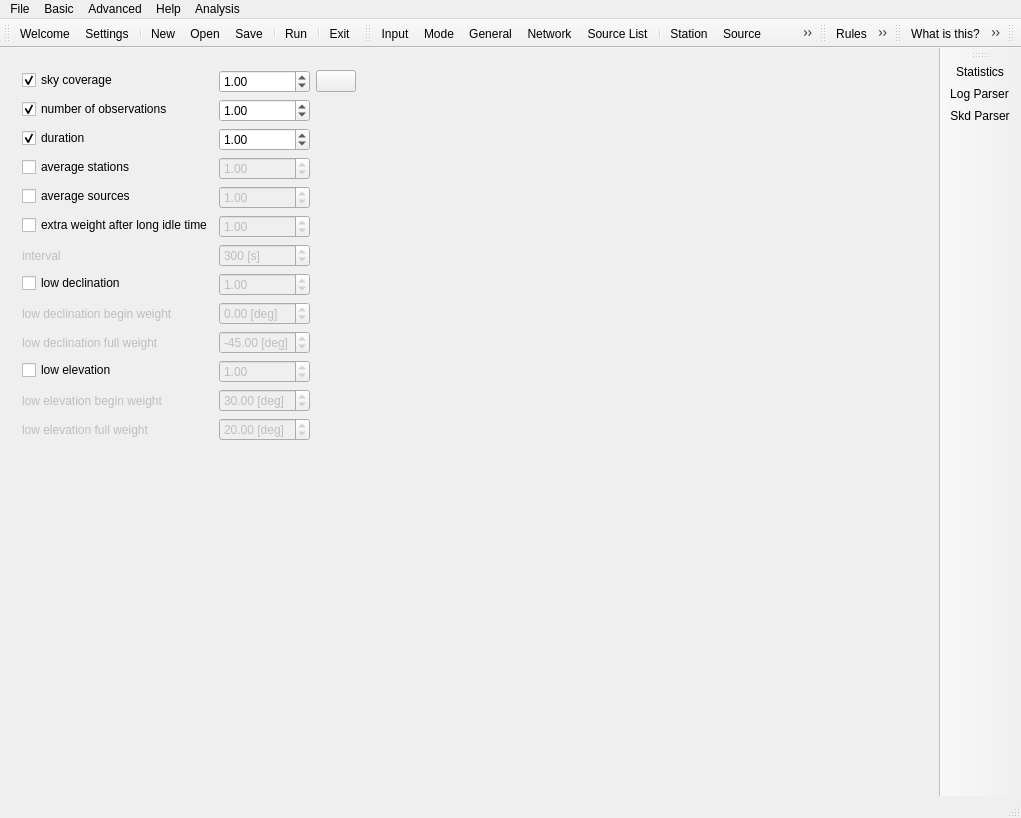
TUW-VieVS/VieSchedpp, file mainwindow.ui: the form before one commit.
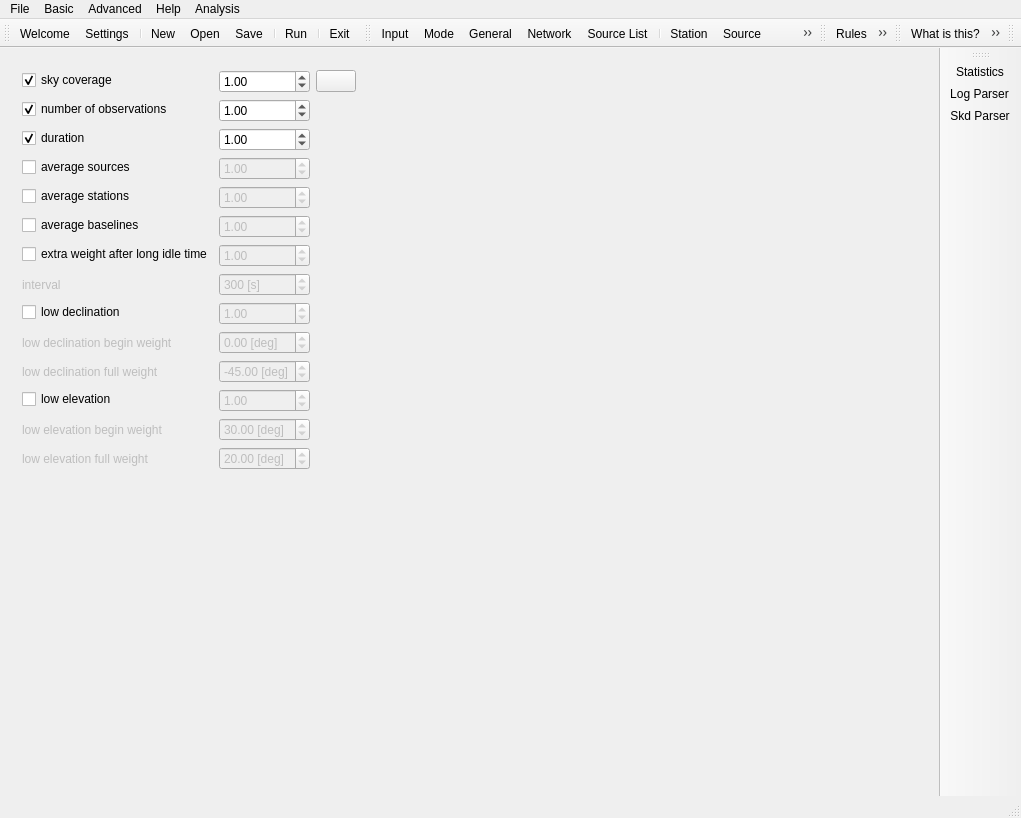
The form after the commit. The open tabs and pages were chosen to show the change. Icons and pictures are not drawn.

Commit message: new multi scheduling parameter average baselines

The edit to the form file:
```diff
--- a/mainwindow.ui
+++ b/mainwindow.ui
@@ -4439,7 +4439,7 @@
               </property>
              </widget>
             </item>
-            <item row="3" column="0">
+            <item row="4" column="0">
              <widget class="QCheckBox" name="checkBox_weightAverageStations">
               <property name="toolTip">
                <string>try to average scans per stations</string>
@@ -4455,7 +4455,7 @@
               </property>
              </widget>
             </item>
-            <item row="3" column="1">
+            <item row="4" column="1">
              <widget class="QDoubleSpinBox" name="doubleSpinBox_weightAverageStations">
               <property name="enabled">
                <bool>false</bool>
@@ -4474,8 +4474,8 @@
               </property>
              </widget>
             </item>
-            <item row="4" column="0">
-             <widget class="QCheckBox" name="checkBox_weightAverageSources">
+            <item row="6" column="0">
+             <widget class="QCheckBox" name="checkBox_weightIdleTime">
               <property name="toolTip">
                <string>try to average scans per source</string>
               </property>
@@ -4483,33 +4483,11 @@
                <string>try to average scans per source</string>
               </property>
               <property name="text">
-               <string>average sources</string>
+               <string>extra weight after long idle time</string>
               </property>
-              <property name="checked">
-               <bool>false</bool>
-              </property>
              </widget>
             </item>
-            <item row="4" column="1">
-             <widget class="QDoubleSpinBox" name="doubleSpinBox_weightAverageSources">
-              <property name="enabled">
-               <bool>false</bool>
-              </property>
-              <property name="toolTip">
-               <string>weight factor for average source distribution</string>
-              </property>
-              <property name="statusTip">
-               <string>weight factor for average source distribution</string>
-              </property>
-              <property name="singleStep">
-               <double>0.250000000000000</double>
-              </property>
-              <property name="value">
-               <double>1.000000000000000</double>
-              </property>
-             </widget>
-            </item>
-            <item row="5" column="1">
+            <item row="6" column="1">
              <widget class="QDoubleSpinBox" name="doubleSpinBox_weightIdleTime">
               <property name="enabled">
                <bool>false</bool>
@@ -4523,6 +4501,44 @@
              </widget>
             </item>
             <item row="7" column="0">
+             <widget class="QLabel" name="label_idleTimeInterval">
+              <property name="enabled">
+               <bool>false</bool>
+              </property>
+              <property name="text">
+               <string>interval</string>
+              </property>
+             </widget>
+            </item>
+            <item row="7" column="1">
+             <widget class="QSpinBox" name="spinBox_idleTimeInterval">
+              <property name="enabled">
+               <bool>false</bool>
+              </property>
+              <property name="toolTip">
+               <string>interval after which full weight is reached in seconds</string>
+              </property>
+              <property name="statusTip">
+               <string>interval after which full weight is reached in seconds</string>
+              </property>
+              <property name="suffix">
+               <string> [s]</string>
+              </property>
+              <property name="prefix">
+               <string/>
+              </property>
+              <property name="maximum">
+               <number>86400</number>
+              </property>
+              <property name="singleStep">
+               <number>60</number>
+              </property>
+              <property name="value">
+               <number>300</number>
+              </property>
+             </widget>
+            </item>
+            <item row="8" column="0">
              <widget class="QCheckBox" name="checkBox_weightLowDeclination">
               <property name="toolTip">
                <string>prefer low decliantion scans</string>
@@ -4535,7 +4551,7 @@
               </property>
              </widget>
             </item>
-            <item row="7" column="1">
+            <item row="8" column="1">
              <widget class="QDoubleSpinBox" name="doubleSpinBox_weightLowDec">
               <property name="enabled">
                <bool>false</bool>
@@ -4554,7 +4570,7 @@
               </property>
              </widget>
             </item>
-            <item row="8" column="0">
+            <item row="9" column="0">
              <widget class="QLabel" name="label_weightLowDecStart">
               <property name="enabled">
                <bool>false</bool>
@@ -4564,7 +4580,7 @@
               </property>
              </widget>
             </item>
-            <item row="8" column="1">
+            <item row="9" column="1">
              <widget class="QDoubleSpinBox" name="doubleSpinBox_weightLowDecStart">
               <property name="enabled">
                <bool>false</bool>
@@ -4589,7 +4605,7 @@
               </property>
              </widget>
             </item>
-            <item row="9" column="0">
+            <item row="10" column="0">
              <widget class="QLabel" name="label_weightLowDecEnd">
               <property name="enabled">
                <bool>false</bool>
@@ -4599,7 +4615,7 @@
               </property>
              </widget>
             </item>
-            <item row="9" column="1">
+            <item row="10" column="1">
              <widget class="QDoubleSpinBox" name="doubleSpinBox_weightLowDecEnd">
               <property name="enabled">
                <bool>false</bool>
@@ -4627,7 +4643,7 @@
               </property>
              </widget>
             </item>
-            <item row="10" column="0">
+            <item row="11" column="0">
              <widget class="QCheckBox" name="checkBox_weightLowElevation">
               <property name="acceptDrops">
                <bool>false</bool>
@@ -4643,7 +4659,7 @@
               </property>
              </widget>
             </item>
-            <item row="10" column="1">
+            <item row="11" column="1">
              <widget class="QDoubleSpinBox" name="doubleSpinBox_weightLowEl">
               <property name="enabled">
                <bool>false</bool>
@@ -4665,7 +4681,7 @@
               </property>
              </widget>
             </item>
-            <item row="11" column="0">
+            <item row="12" column="0">
              <widget class="QLabel" name="label_weightLowElStart">
               <property name="enabled">
                <bool>false</bool>
@@ -4675,7 +4691,7 @@
               </property>
              </widget>
             </item>
-            <item row="11" column="1">
+            <item row="12" column="1">
              <widget class="QDoubleSpinBox" name="doubleSpinBox_weightLowElStart">
               <property name="enabled">
                <bool>false</bool>
@@ -4700,7 +4716,7 @@
               </property>
              </widget>
             </item>
-            <item row="12" column="0">
+            <item row="13" column="0">
              <widget class="QLabel" name="label_weightLowElEnd">
               <property name="enabled">
                <bool>false</bool>
@@ -4710,7 +4726,7 @@
               </property>
              </widget>
             </item>
-            <item row="12" column="1">
+            <item row="13" column="1">
              <widget class="QDoubleSpinBox" name="doubleSpinBox_weightLowElEnd">
               <property name="enabled">
                <bool>false</bool>
@@ -4735,42 +4751,58 @@
               </property>
              </widget>
             </item>
+            <item row="3" column="0">
+             <widget class="QCheckBox" name="checkBox_weightAverageSources">
+              <property name="toolTip">
+               <string>prefer scans to sources with low number of scans</string>
+              </property>
+              <property name="statusTip">
+               <string>prefer scans to sources with low number of scans</string>
+              </property>
+              <property name="text">
+               <string>average sources</string>
+              </property>
+              <property name="checked">
+               <bool>false</bool>
+              </property>
+             </widget>
+            </item>
+            <item row="3" column="1">
+             <widget class="QDoubleSpinBox" name="doubleSpinBox_weightAverageSources">
+              <property name="enabled">
+               <bool>false</bool>
+              </property>
+              <property name="toolTip">
+               <string>weight</string>
+              </property>
+              <property name="statusTip">
+               <string>weight</string>
+              </property>
+              <property name="singleStep">
+               <double>0.250000000000000</double>
+              </property>
+              <property name="value">
+               <double>1.000000000000000</double>
+              </property>
+             </widget>
+            </item>
             <item row="5" column="0">
-             <widget class="QCheckBox" name="checkBox_weightIdleTime">
+             <widget class="QCheckBox" name="checkBox_weightAverageBaselines">
               <property name="text">
-               <string>extra weight after long idle time</string>
+               <string>average baselines</string>
               </property>
              </widget>
             </item>
-            <item row="6" column="0">
-             <widget class="QLabel" name="label_idleTimeInterval">
+            <item row="5" column="1">
+             <widget class="QDoubleSpinBox" name="doubleSpinBox_weightAverageBaselines">
               <property name="enabled">
                <bool>false</bool>
-              </property>
-              <property name="text">
-               <string>interval</string>
-              </property>
-             </widget>
-            </item>
-            <item row="6" column="1">
-             <widget class="QSpinBox" name="spinBox_idleTimeInterval">
-              <property name="enabled">
-               <bool>false</bool>
-              </property>
-              <property name="suffix">
-               <string> [s]</string>
-              </property>
-              <property name="prefix">
-               <string/>
-              </property>
-              <property name="maximum">
-               <number>86400</number>
               </property>
               <property name="singleStep">
                <number>60</number>
               </property>
               <property name="value">
-               <number>300</number>
+               <double>1.000000000000000</double>
               </property>
              </widget>
             </item>
```
Left out of the diff: 2065 changed lines with no effect on the pictures. The commit also changes 2 other files.
